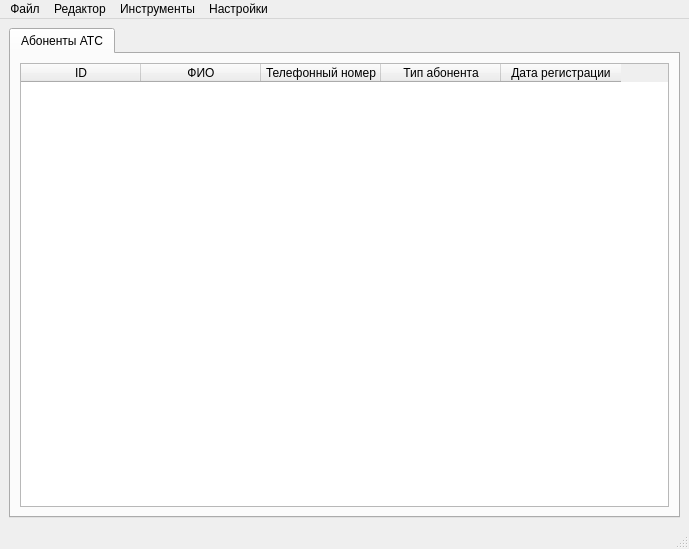
Above: ui/main.ui from d-code000/BitTable before the change. Below: the same form after it.
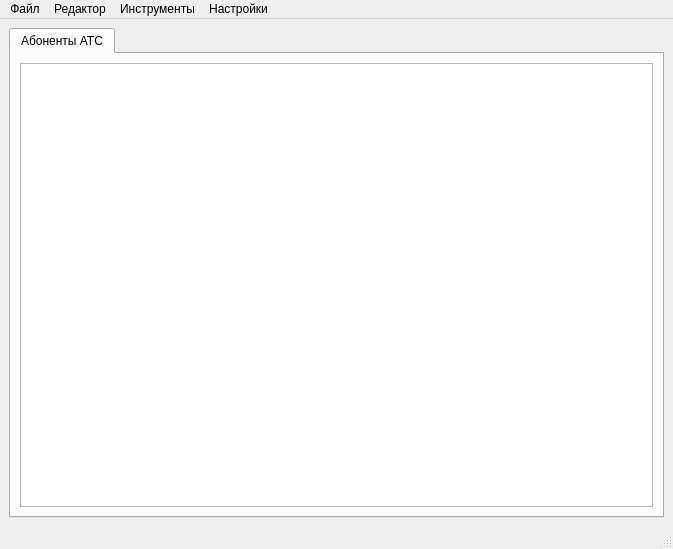
That is the form after the change.

Commit message: Add base operation for table

What changed in the file:
```diff
--- a/ui/main.ui
+++ b/ui/main.ui
@@ -6,7 +6,7 @@
    <rect>
     <x>0</x>
     <y>0</y>
-    <width>689</width>
+    <width>673</width>
     <height>549</height>
    </rect>
   </property>
@@ -26,39 +26,7 @@
        </attribute>
        <layout class="QHBoxLayout" name="horizontalLayout">
         <item>
-         <widget class="QTableWidget" name="subscribersTable">
-          <attribute name="horizontalHeaderDefaultSectionSize">
-           <number>120</number>
-          </attribute>
-          <attribute name="horizontalHeaderStretchLastSection">
-           <bool>false</bool>
-          </attribute>
-          <column>
-           <property name="text">
-            <string>ID</string>
-           </property>
-          </column>
-          <column>
-           <property name="text">
-            <string>ФИО</string>
-           </property>
-          </column>
-          <column>
-           <property name="text">
-            <string>Телефонный номер</string>
-           </property>
-          </column>
-          <column>
-           <property name="text">
-            <string>Тип абонента</string>
-           </property>
-          </column>
-          <column>
-           <property name="text">
-            <string>Дата регистрации</string>
-           </property>
-          </column>
-         </widget>
+         <widget class="QTableView" name="subscribersTable"/>
         </item>
        </layout>
       </widget>
@@ -71,7 +39,7 @@
     <rect>
      <x>0</x>
      <y>0</y>
-     <width>689</width>
+     <width>673</width>
      <height>33</height>
     </rect>
    </property>
```
The commit also changes 8 other files.
